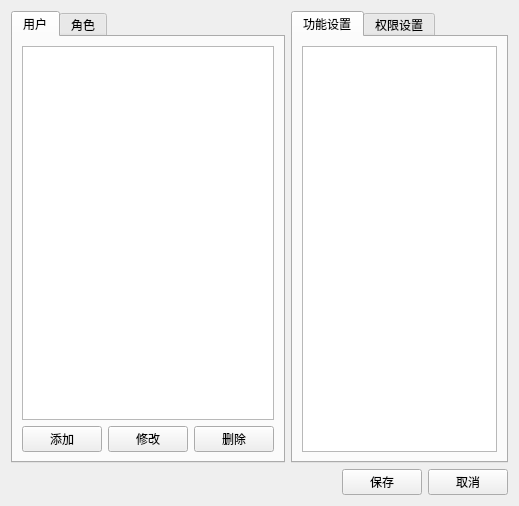
The window that ui/permission_setup.ui (yuyan235813/balance_platform) describes before a commit, drawn with Qt 5.
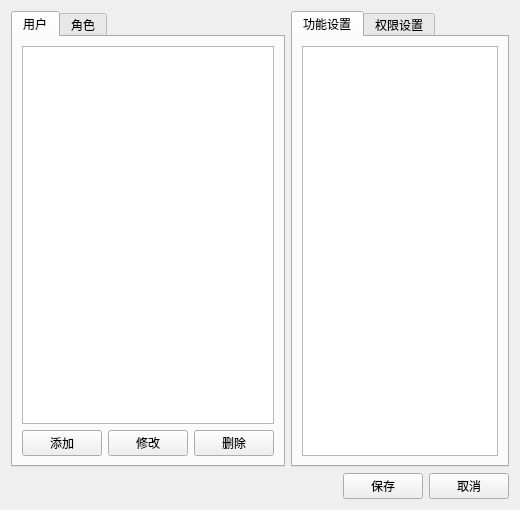
The same window after the commit. The open tabs and pages were chosen to show the change. Custom widgets are drawn as their Qt base class.

What changed in the file:
```diff
--- a/ui/permission_setup.ui
+++ b/ui/permission_setup.ui
@@ -6,13 +6,31 @@
    <rect>
     <x>0</x>
     <y>0</y>
-    <width>519</width>
-    <height>506</height>
+    <width>520</width>
+    <height>510</height>
    </rect>
   </property>
+  <property name="minimumSize">
+   <size>
+    <width>520</width>
+    <height>510</height>
+   </size>
+  </property>
+  <property name="maximumSize">
+   <size>
+    <width>520</width>
+    <height>510</height>
+   </size>
+  </property>
   <property name="windowTitle">
    <string>用户和权限管理</string>
   </property>
+  <property name="autoFillBackground">
+   <bool>true</bool>
+  </property>
+  <property name="styleSheet">
+   <string notr="true">QPushButton:hover{}</string>
+  </property>
   <layout class="QVBoxLayout" name="verticalLayout_5">
    <item>
     <layout class="QHBoxLayout" name="horizontalLayout_3">
@@ -201,6 +219,16 @@
    </item>
   </layout>
  </widget>
+ <customwidgets>
+  <customwidget>
+   <class>QDoubleClickLabel</class>
+   <extends>QLabel</extends>
+   <header location="global">ui.qdoubleclicklabel.h</header>
+   <slots>
+    <signal>doubleClicked()</signal>
+   </slots>
+  </customwidget>
+ </customwidgets>
  <resources/>
  <connections/>
 </ui>
```
Left out of the diff: 21 changed lines with no effect on the pictures.
